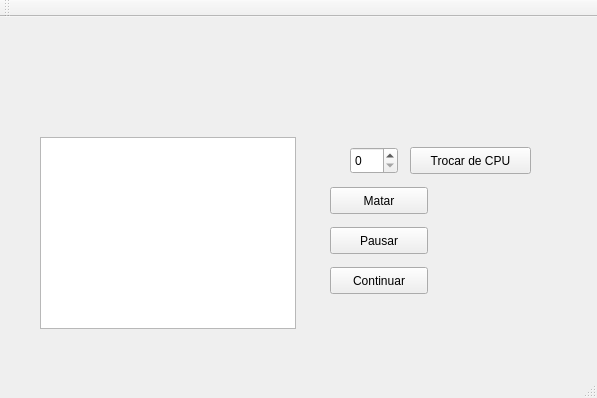
vicortez/trabstr, file trabalho_primeira_unidade_STR/mainwindow.ui: the form before one commit.
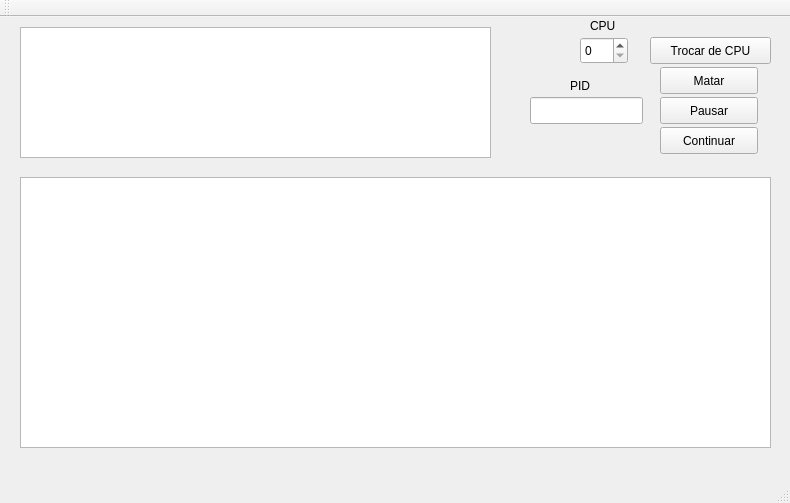
The form after the commit.

Patch:
```diff
--- a/trabalho_primeira_unidade_STR/mainwindow.ui
+++ b/trabalho_primeira_unidade_STR/mainwindow.ui
@@ -6,8 +6,8 @@
    <rect>
     <x>0</x>
     <y>0</y>
-    <width>597</width>
-    <height>398</height>
+    <width>790</width>
+    <height>503</height>
    </rect>
   </property>
   <property name="windowTitle">
@@ -17,8 +17,8 @@
    <widget class="QPushButton" name="pushButton">
     <property name="geometry">
      <rect>
-      <x>330</x>
-      <y>170</y>
+      <x>660</x>
+      <y>50</y>
       <width>98</width>
       <height>27</height>
      </rect>
@@ -30,8 +30,8 @@
    <widget class="QPushButton" name="pushButton_2">
     <property name="geometry">
      <rect>
-      <x>330</x>
-      <y>210</y>
+      <x>660</x>
+      <y>80</y>
       <width>98</width>
       <height>27</height>
      </rect>
@@ -43,8 +43,8 @@
    <widget class="QPushButton" name="pushButton_3">
     <property name="geometry">
      <rect>
-      <x>330</x>
-      <y>250</y>
+      <x>660</x>
+      <y>110</y>
       <width>98</width>
       <height>27</height>
      </rect>
@@ -56,8 +56,8 @@
    <widget class="QSpinBox" name="spinBox">
     <property name="geometry">
      <rect>
-      <x>350</x>
-      <y>130</y>
+      <x>580</x>
+      <y>20</y>
       <width>48</width>
       <height>27</height>
      </rect>
@@ -66,8 +66,8 @@
    <widget class="QPushButton" name="pushButton_4">
     <property name="geometry">
      <rect>
-      <x>410</x>
-      <y>130</y>
+      <x>650</x>
+      <y>20</y>
       <width>121</width>
       <height>27</height>
      </rect>
@@ -79,10 +79,56 @@
    <widget class="QTableView" name="tableView">
     <property name="geometry">
      <rect>
-      <x>40</x>
-      <y>120</y>
-      <width>256</width>
-      <height>192</height>
+      <x>20</x>
+      <y>160</y>
+      <width>751</width>
+      <height>271</height>
+     </rect>
+    </property>
+   </widget>
+   <widget class="QLineEdit" name="lineEdit">
+    <property name="geometry">
+     <rect>
+      <x>530</x>
+      <y>80</y>
+      <width>113</width>
+      <height>27</height>
+     </rect>
+    </property>
+   </widget>
+   <widget class="QLabel" name="label">
+    <property name="geometry">
+     <rect>
+      <x>570</x>
+      <y>60</y>
+      <width>31</width>
+      <height>17</height>
+     </rect>
+    </property>
+    <property name="text">
+     <string>PID</string>
+    </property>
+   </widget>
+   <widget class="QLabel" name="label_2">
+    <property name="geometry">
+     <rect>
+      <x>590</x>
+      <y>0</y>
+      <width>41</width>
+      <height>17</height>
+     </rect>
+    </property>
+    <property name="text">
+     <string>CPU</string>
+    </property>
+   </widget>
+   <widget class="QGraphicsView" name="graphicsView">
+    <property name="geometry">
+     <rect>
+      <x>20</x>
+      <y>10</y>
+      <width>471</width>
+      <height>131</height>
      </rect>
     </property>
    </widget>
@@ -97,6 +143,7 @@
     </rect>
    </property>
   </widget>
+  <widget class="QStatusBar" name="statusBar"/>
   <widget class="QToolBar" name="mainToolBar">
    <attribute name="toolBarArea">
     <enum>TopToolBarArea</enum>
@@ -105,7 +152,6 @@
     <bool>false</bool>
    </attribute>
   </widget>
-  <widget class="QStatusBar" name="statusBar"/>
  </widget>
  <layoutdefault spacing="6" margin="11"/>
  <resources/>
```
Left out of the diff: 2 changed lines with no effect on the pictures.
